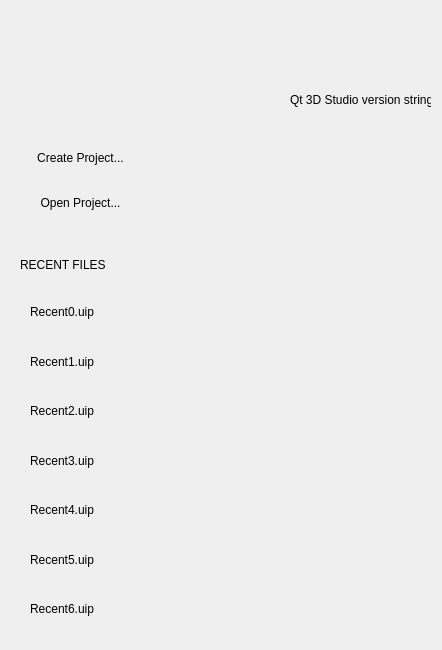
Old version of the form src/Authoring/Studio/_Win/UI/StartupDlg.ui in the repository flyhex/qt3dstudio.
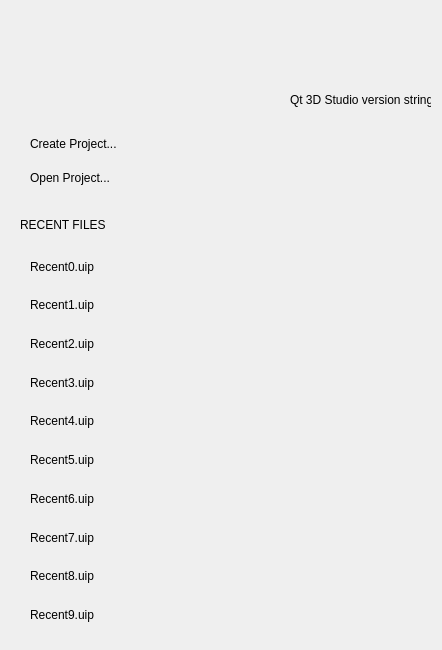
New version of the form. Icons and pictures are not drawn. Custom widgets are drawn as their Qt base class.

Commit message:
Remove menu and startup dialog icons
In addition to removing the icons, adjust startup dialog row spacing to
separate open and create project from recent files, now that
they don't have icons anymore.

Task-number: QT3DS-736

```diff
--- a/src/Authoring/Studio/_Win/UI/StartupDlg.ui
+++ b/src/Authoring/Studio/_Win/UI/StartupDlg.ui
@@ -17,7 +17,7 @@
    <property name="geometry">
     <rect>
      <x>20</x>
-     <y>250</y>
+     <y>210</y>
      <width>411</width>
      <height>29</height>
     </rect>
@@ -33,9 +33,9 @@
    <property name="geometry">
     <rect>
      <x>30</x>
-     <y>290</y>
+     <y>250</y>
      <width>401</width>
-     <height>341</height>
+     <height>381</height>
     </rect>
    </property>
    <layout class="QVBoxLayout" name="recentList">
@@ -130,43 +130,80 @@
       </property>
      </widget>
     </item>
+    <item>
+     <widget class="ClickableLabel" name="recent7">
+      <property name="text">
+       <string>Recent7.uip</string>
+      </property>
+      <property name="alignment">
+       <set>Qt::AlignLeading|Qt::AlignLeft|Qt::AlignVCenter</set>
+      </property>
+      <property name="docIndex" stdset="0">
+       <number>7</number>
+      </property>
+     </widget>
+    </item>
+    <item>
+     <widget class="ClickableLabel" name="recent8">
+      <property name="text">
+       <string>Recent8.uip</string>
+      </property>
+      <property name="alignment">
+       <set>Qt::AlignLeading|Qt::AlignLeft|Qt::AlignVCenter</set>
+      </property>
+      <property name="docIndex" stdset="0">
+       <number>8</number>
+      </property>
+     </widget>
+    </item>
+    <item>
+     <widget class="ClickableLabel" name="recent9">
+      <property name="text">
+       <string>Recent9.uip</string>
+      </property>
+      <property name="alignment">
+       <set>Qt::AlignLeading|Qt::AlignLeft|Qt::AlignVCenter</set>
+      </property>
+      <property name="docIndex" stdset="0">
+       <number>9</number>
+      </property>
+     </widget>
+    </item>
    </layout>
   </widget>
   <widget class="QWidget" name="verticalLayoutWidget_2">
    <property name="geometry">
     <rect>
-     <x>0</x>
+     <x>30</x>
      <y>130</y>
-     <width>161</width>
-     <height>101</height>
+     <width>401</width>
+     <height>61</height>
     </rect>
    </property>
    <layout class="QVBoxLayout" name="buttons">
     <item>
-     <widget class="QPushButton" name="newDocument">
+     <widget class="ClickableLabel" name="newDocument">
       <property name="text">
        <string>Create Project...</string>
       </property>
-      <property name="icon">
-       <iconset resource="../../images.qrc">
-        <normaloff>:/images/Toolbar-00.png</normaloff>:/images/Toolbar-00.png</iconset>
+      <property name="alignment">
+       <set>Qt::AlignLeading|Qt::AlignLeft|Qt::AlignVCenter</set>
       </property>
-      <property name="flat">
-       <bool>true</bool>
+      <property name="docIndex" stdset="0">
+       <number>0</number>
       </property>
      </widget>
     </item>
     <item>
-     <widget class="QPushButton" name="openDocument">
+     <widget class="ClickableLabel" name="openDocument">
       <property name="text">
        <string>Open Project...</string>
       </property>
-      <property name="icon">
-       <iconset resource="../../images.qrc">
-        <normaloff>:/images/Toolbar-01.png</normaloff>:/images/Toolbar-01.png</iconset>
+      <property name="alignment">
+       <set>Qt::AlignLeading|Qt::AlignLeft|Qt::AlignVCenter</set>
       </property>
-      <property name="flat">
-       <bool>true</bool>
+      <property name="docIndex" stdset="0">
+       <number>0</number>
       </property>
      </widget>
     </item>
```
Left out of the diff: 4 changed lines with no effect on the pictures. The commit also changes 3 other files.
